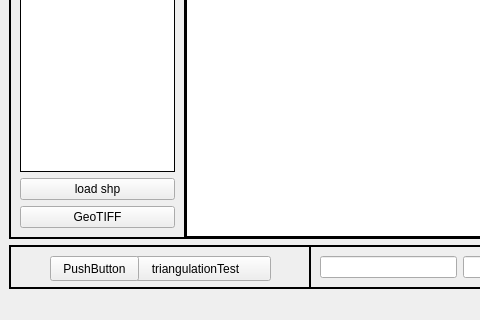
This is mainwindow.ui in Doggerr111/GIS as Qt 5 draws it before an edit; both pictures show x 0 to 480 and y 314 to 634 of the 920 by 634 pixel window. The edited form follows.
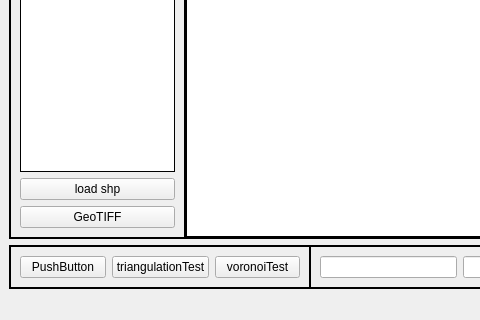
This is the edited form. Icons and pictures are not drawn. Custom widgets are drawn as their Qt base class.

Commit message: add voronoi polygons  tool

```diff
--- a/mainwindow.ui
+++ b/mainwindow.ui
@@ -484,32 +484,29 @@
          <property name="frameShadow">
           <enum>QFrame::Raised</enum>
          </property>
-         <widget class="QPushButton" name="pushButtonTriangulationTest">
-          <property name="geometry">
-           <rect>
-            <x>110</x>
-            <y>10</y>
-            <width>151</width>
-            <height>25</height>
-           </rect>
-          </property>
-          <property name="text">
-           <string>triangulationTest</string>
-          </property>
-         </widget>
+         <layout class="QHBoxLayout" name="horizontalLayout_7">
+          <item>
          <widget class="QPushButton" name="pushButton_7">
-          <property name="geometry">
-           <rect>
-            <x>40</x>
-            <y>10</y>
-            <width>89</width>
-            <height>25</height>
-           </rect>
-          </property>
           <property name="text">
            <string>PushButton</string>
           </property>
          </widget>
+          </item>
+          <item>
+           <widget class="QPushButton" name="pushButtonTriangulationTest">
+            <property name="text">
+             <string>triangulationTest</string>
+            </property>
+           </widget>
+          </item>
+          <item>
+           <widget class="QPushButton" name="pushButtonVoronoiTest">
+            <property name="text">
+             <string>voronoiTest</string>
+            </property>
+           </widget>
+          </item>
+         </layout>
         </widget>
        </item>
        <item>
```
Lines whose indentation alone changed are shown as unchanged. The commit also changes 17 other files.
